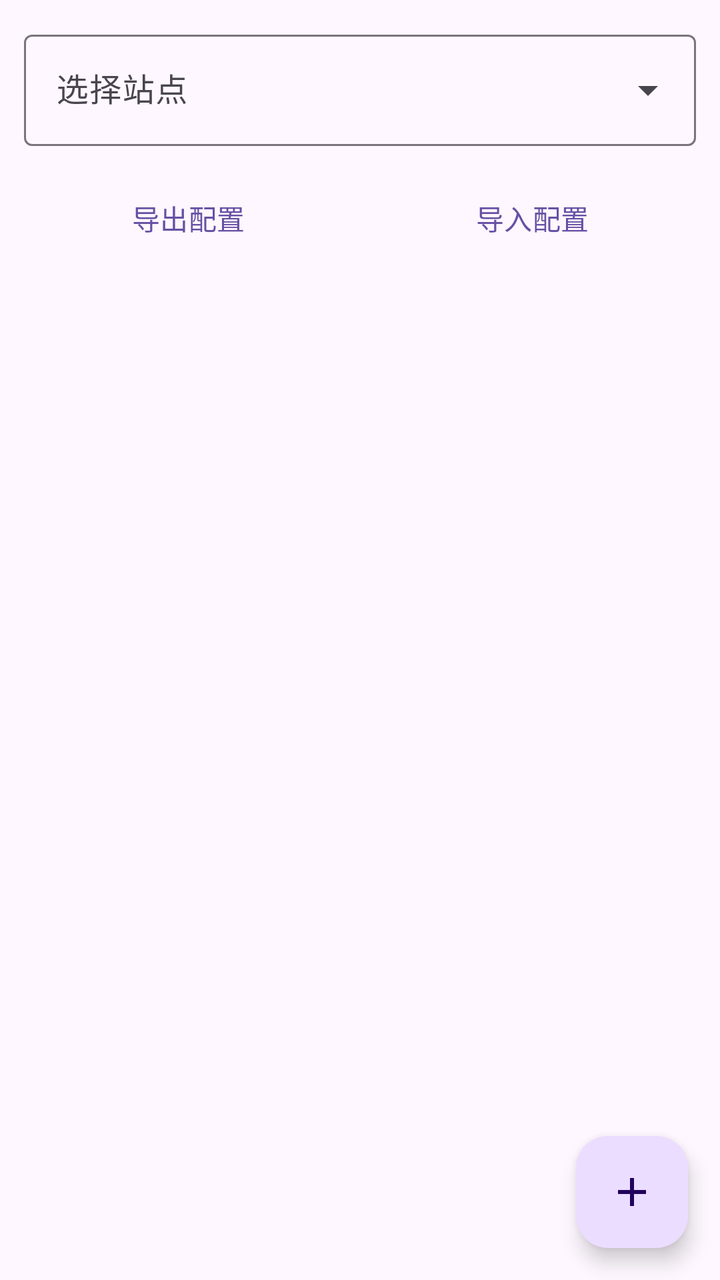
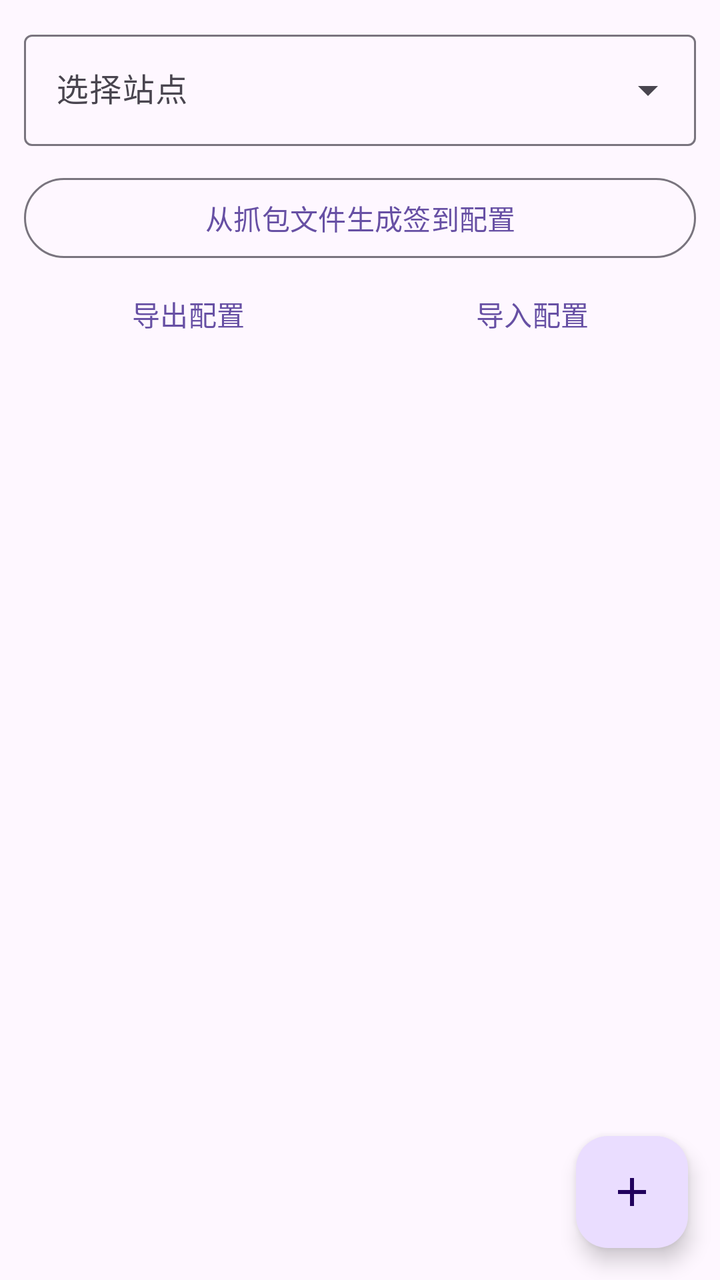

Screens rendered from an Android XML layout before and after an edit, with the pre-edit source and the edit as a unified diff.
<!-- AndroidManifest.xml: application theme Theme.AutoCheckin -->
<!-- res/layout/fragment_accounts.xml -->
<?xml version="1.0" encoding="utf-8"?>
<FrameLayout xmlns:android="http://schemas.android.com/apk/res/android"
    xmlns:app="http://schemas.android.com/apk/res-auto"
    android:layout_width="match_parent"
    android:layout_height="match_parent">

    <LinearLayout
        android:layout_width="match_parent"
        android:layout_height="match_parent"
        android:orientation="vertical">

        <com.google.android.material.textfield.TextInputLayout
            android:id="@+id/siteSelectorLayout"
            style="@style/Widget.Material3.TextInputLayout.OutlinedBox.ExposedDropdownMenu"
            android:layout_width="match_parent"
            android:layout_height="wrap_content"
            android:layout_margin="12dp"
            android:hint="选择站点">

            <AutoCompleteTextView
                android:id="@+id/siteSpinner"
                android:layout_width="match_parent"
                android:layout_height="wrap_content"
                android:inputType="none" />
        </com.google.android.material.textfield.TextInputLayout>

        <LinearLayout
            android:layout_width="match_parent"
            android:layout_height="wrap_content"
            android:layout_marginHorizontal="12dp"
            android:orientation="horizontal">

            <com.google.android.material.button.MaterialButton
                android:id="@+id/exportConfigBtn"
                style="@style/Widget.Material3.Button.TextButton"
                android:layout_width="0dp"
                android:layout_height="wrap_content"
                android:layout_weight="1"
                android:text="导出配置" />

            <com.google.android.material.button.MaterialButton
                android:id="@+id/importConfigBtn"
                style="@style/Widget.Material3.Button.TextButton"
                android:layout_width="0dp"
                android:layout_height="wrap_content"
                android:layout_marginStart="8dp"
                android:layout_weight="1"
                android:text="导入配置" />
        </LinearLayout>

        <androidx.recyclerview.widget.RecyclerView
            android:id="@+id/accountList"
            android:layout_width="match_parent"
            android:layout_height="0dp"
            android:layout_weight="1"
            android:clipToPadding="false"
            android:paddingBottom="80dp" />
    </LinearLayout>

    <com.google.android.material.floatingactionbutton.FloatingActionButton
        android:id="@+id/fabAddAccount"
        android:layout_width="wrap_content"
        android:layout_height="wrap_content"
        android:layout_gravity="bottom|end"
        android:layout_margin="16dp"
        android:contentDescription="添加账号"
        app:srcCompat="@drawable/ic_add" />
</FrameLayout>
<!-- resources referenced by this layout -->
<resources>
  <!-- drawable ic_add (drawable) -->
  <?xml version="1.0" encoding="utf-8"?>
  <vector xmlns:android="http://schemas.android.com/apk/res/android"
      android:width="24dp"
      android:height="24dp"
      android:viewportWidth="24"
      android:viewportHeight="24">
      <path
          android:fillColor="#FFFFFF"
          android:pathData="M19,13h-6v6h-2v-6H5v-2h6V5h2v6h6v2z" />
  </vector>
  <style name="Theme.AutoCheckin" parent="Theme.Material3.DayNight.NoActionBar" />
</resources>

<!-- the commit's change to res/layout/fragment_accounts.xml (unified diff, before → after) -->
@@ -28,24 +28,37 @@
             android:layout_width="match_parent"
             android:layout_height="wrap_content"
             android:layout_marginHorizontal="12dp"
-            android:orientation="horizontal">
+            android:orientation="vertical">
 
             <com.google.android.material.button.MaterialButton
-                android:id="@+id/exportConfigBtn"
-                style="@style/Widget.Material3.Button.TextButton"
-                android:layout_width="0dp"
+                android:id="@+id/importCaptureBtn"
+                style="@style/Widget.Material3.Button.OutlinedButton"
+                android:layout_width="match_parent"
                 android:layout_height="wrap_content"
-                android:layout_weight="1"
-                android:text="导出配置" />
+                android:text="从抓包文件生成签到配置" />
 
-            <com.google.android.material.button.MaterialButton
-                android:id="@+id/importConfigBtn"
-                style="@style/Widget.Material3.Button.TextButton"
-                android:layout_width="0dp"
+            <LinearLayout
+                android:layout_width="match_parent"
                 android:layout_height="wrap_content"
-                android:layout_marginStart="8dp"
-                android:layout_weight="1"
-                android:text="导入配置" />
+                android:orientation="horizontal">
+
+                <com.google.android.material.button.MaterialButton
+                    android:id="@+id/exportConfigBtn"
+                    style="@style/Widget.Material3.Button.TextButton"
+                    android:layout_width="0dp"
+                    android:layout_height="wrap_content"
+                    android:layout_weight="1"
+                    android:text="导出配置" />
+
+                <com.google.android.material.button.MaterialButton
+                    android:id="@+id/importConfigBtn"
+                    style="@style/Widget.Material3.Button.TextButton"
+                    android:layout_width="0dp"
+                    android:layout_height="wrap_content"
+                    android:layout_marginStart="8dp"
+                    android:layout_weight="1"
+                    android:text="导入配置" />
+            </LinearLayout>
         </LinearLayout>
 
         <androidx.recyclerview.widget.RecyclerView
